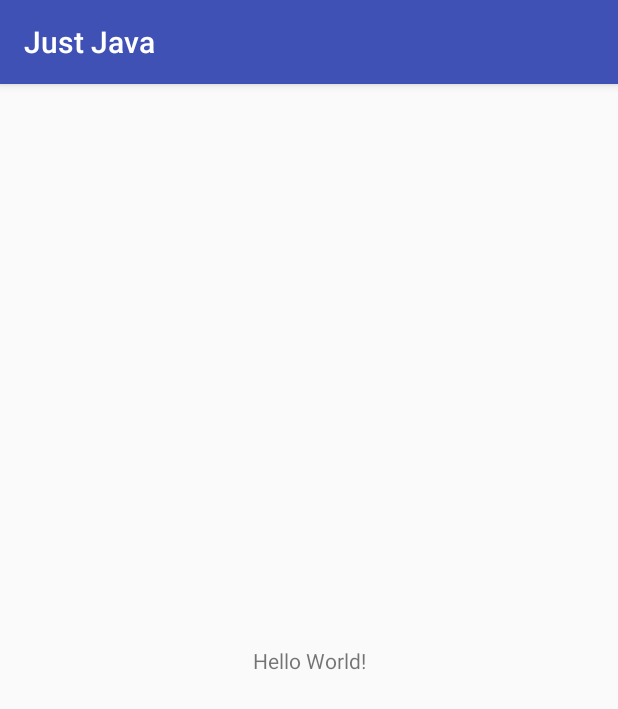
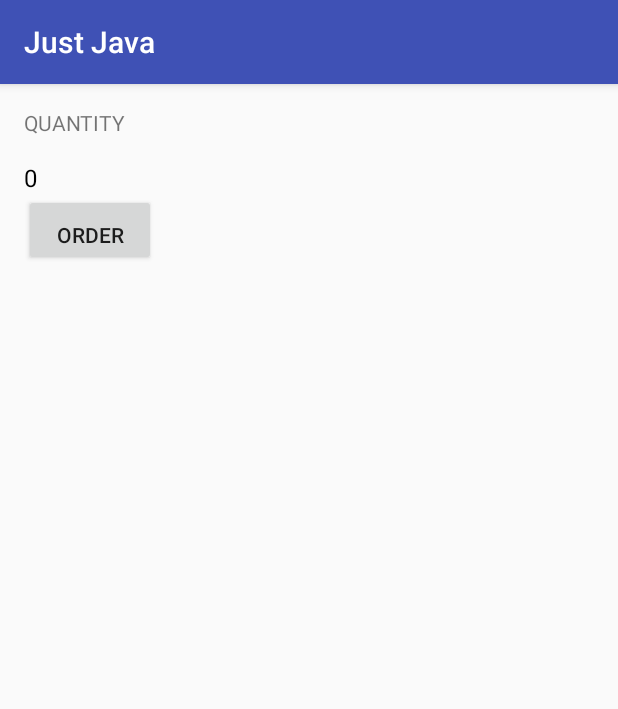
Before and after one commit to ZhourgiePorgie/Android, an Android app: the screen it shows after launch (MainActivity), on a phone screen of 412 x 824 dp. Shown: the top 709 px of the screen. Run offline under Robolectric (Android 15) with nearby library versions, the phone set to English and light mode, and no system bars.

Commit message:
added textviews and button

```diff
--- a/JustJava/app/src/main/res/layout/activity_main.xml
+++ b/JustJava/app/src/main/res/layout/activity_main.xml
@@ -1,18 +1,30 @@
 <?xml version="1.0" encoding="utf-8"?>
-<android.support.constraint.ConstraintLayout xmlns:android="http://schemas.android.com/apk/res/android"
-    xmlns:app="http://schemas.android.com/apk/res-auto"
+<LinearLayout
+    xmlns:android="http://schemas.android.com/apk/res/android"
     xmlns:tools="http://schemas.android.com/tools"
     android:layout_width="match_parent"
     android:layout_height="match_parent"
-    tools:context="com.example.android.justjava.MainActivity">
+    tools:context="com.udacity.myapplication.MainActivity"
+    android:orientation="vertical"
+    android:layout_margin="16sp">
 
     <TextView
         android:layout_width="wrap_content"
         android:layout_height="wrap_content"
-        android:text="Hello World!"
-        app:layout_constraintBottom_toBottomOf="parent"
-        app:layout_constraintLeft_toLeftOf="parent"
-        app:layout_constraintRight_toRightOf="parent"
-        app:layout_constraintTop_toTopOf="parent" />
+        android:text="quantity"
+        android:textAllCaps="true"
+        android:paddingBottom="16dp" />
+    <TextView
+        android:id="@+id/quantity_text_view"
+        android:layout_width="wrap_content"
+        android:layout_height="wrap_content"
+        android:text="0"
+        android:textSize="16sp"
+        android:textColor="@android:color/black" />
+    <Button
+        android:layout_width="wrap_content"
+        android:layout_height="wrap_content"
+        android:text="order"
+        android:paddingTop="16dp" />
 
-</android.support.constraint.ConstraintLayout>
+</LinearLayout>
```
